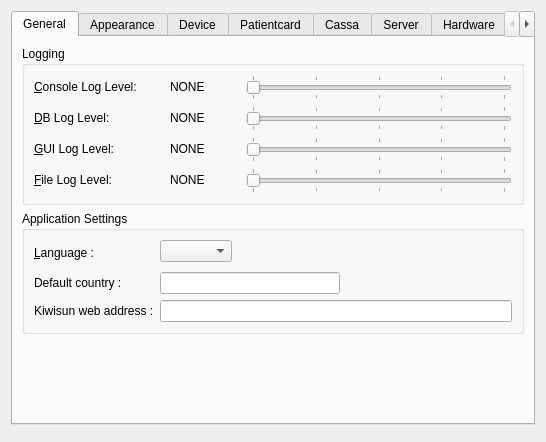
Qt form client/dlgpreferences.ui (tbikfalvi/Belenus) before a commit.
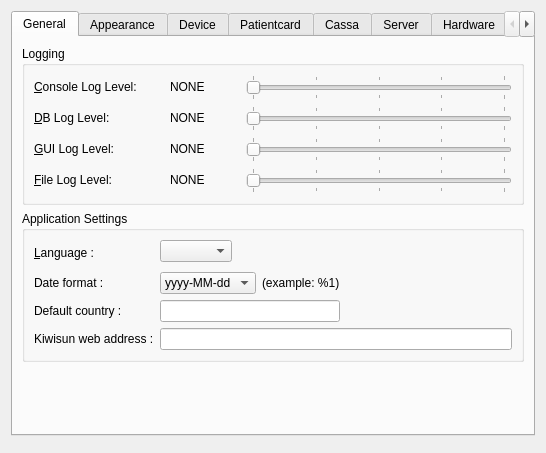
The same form after that commit. The open tabs and pages were chosen to show the change.

Patch:
```diff
--- a/client/dlgpreferences.ui
+++ b/client/dlgpreferences.ui
@@ -10,7 +10,7 @@
     <x>0</x>
     <y>0</y>
     <width>546</width>
-    <height>439</height>
+    <height>453</height>
    </rect>
   </property>
   <property name="windowTitle">
@@ -399,13 +399,63 @@
            </layout>
           </item>
           <item row="1" column="0">
+           <widget class="QLabel" name="lblDateFormat">
+            <property name="text">
+             <string>Date format :</string>
+            </property>
+           </widget>
+          </item>
+          <item row="1" column="1">
+           <layout class="QHBoxLayout" name="horizontalLayout_28">
+            <item>
+             <widget class="QComboBox" name="cmbDateFormat">
+              <item>
+               <property name="text">
+                <string>yyyy-MM-dd</string>
+               </property>
+              </item>
+              <item>
+               <property name="text">
+                <string>MM-dd-yyyy</string>
+               </property>
+              </item>
+              <item>
+               <property name="text">
+                <string>dd-MM-yyyy</string>
+               </property>
+              </item>
+             </widget>
+            </item>
+            <item>
+             <widget class="QLabel" name="lblDateFormatExample">
+              <property name="text">
+               <string>(example: %1)</string>
+              </property>
+             </widget>
+            </item>
+            <item>
+             <spacer name="horizontalSpacer_22">
+              <property name="orientation">
+               <enum>Qt::Horizontal</enum>
+              </property>
+              <property name="sizeHint" stdset="0">
+               <size>
+                <width>40</width>
+                <height>20</height>
+               </size>
+              </property>
+             </spacer>
+            </item>
+           </layout>
+          </item>
+          <item row="2" column="0">
            <widget class="QLabel" name="lblDefaultCountry">
             <property name="text">
              <string>Default country : </string>
             </property>
            </widget>
           </item>
-          <item row="1" column="1">
+          <item row="2" column="1">
            <layout class="QHBoxLayout" name="horizontalLayout_15">
             <item>
              <widget class="QLineEdit" name="ledDefaultCountry">
@@ -432,14 +482,14 @@
             </item>
            </layout>
           </item>
-          <item row="2" column="0">
+          <item row="3" column="0">
            <widget class="QLabel" name="lblAboutLink">
             <property name="text">
              <string>Kiwisun web address :</string>
             </property>
            </widget>
           </item>
-          <item row="2" column="1">
+          <item row="3" column="1">
            <widget class="QLineEdit" name="ledAboutLink"/>
           </item>
          </layout>
```
Left out of the diff: 2 changed lines with no effect on the pictures.
